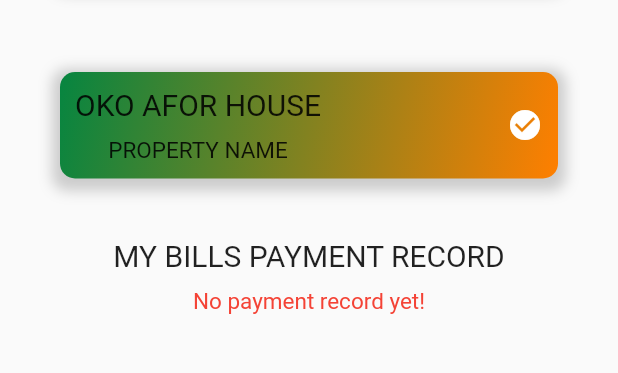
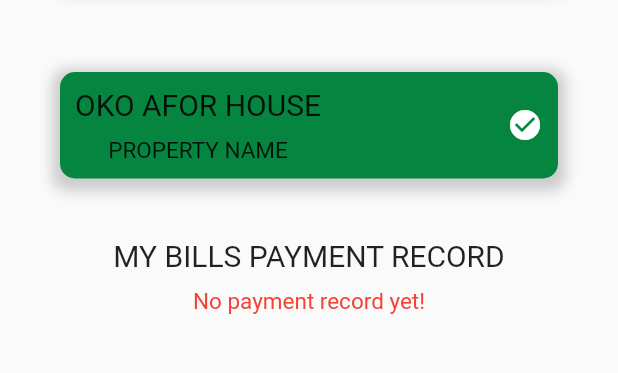
Before and after one commit to git-tolu/estpro, a Flutter app: the BillPay screen opened directly, in the side drawer, after a tap on "Welcome", on a phone screen of 412 x 824 dp, the part 462-835 px from its top. Run offline on Flutter 3.47's test engine with Material 2 defaults, Android fonts, the phone set to English and light mode, and no system bars; our stand-ins replace gap, get, shared_preferences; accounts and stored records are empty.

Commit message:
call user data to the app e.g username ,addr

```diff
--- a/estpro/lib/login_page.dart
+++ b/estpro/lib/login_page.dart
@@ -54,6 +54,7 @@ class _LoginPageState extends State<LoginPage> {
       if (responseData['status'] == 200) {
         prefs.setString('user_name', responseData['fullname']);
         prefs.setString('user_id', responseData['user_id']);
+        prefs.setString('paddress', responseData['paddress']);
         prefs.setString('email', responseData['email']);
 
         // ignore: use_build_context_synchronously
--- a/estpro/lib/screens/bill_pay.dart
+++ b/estpro/lib/screens/bill_pay.dart
@@ -62,11 +62,13 @@ class _BillPayState extends State<BillPay> {
             Container(
               padding: const EdgeInsets.all(10),
               decoration: BoxDecoration(
-                gradient: LinearGradient(
-                  colors: Styles.bgColor,
-                  begin: Alignment.topLeft,
-                  end: Alignment.bottomRight,
-                ),
+              color: Styles.bgColor,
+
+                // gradient: LinearGradient(
+                //   colors: Styles.bgColor,
+                //   begin: Alignment.topLeft,
+                //   end: Alignment.bottomRight,
+                // ),
                 borderRadius: BorderRadius.circular(10.0),
                 boxShadow: [
                   BoxShadow(
--- a/estpro/lib/utils/appStyle.dart
+++ b/estpro/lib/utils/appStyle.dart
@@ -4,7 +4,9 @@ import 'package:flutter/widgets.dart';
 class Styles {
   static Color white =  Colors.white;
   static Color black =  Colors.black;
-  static List<Color> bgColor =  [Color(0xFF068540), Color(0xFFFFF7F00)];
+  // static List<Color> bgColor =  [Color(0xFF068540), Color(0xFFFFF7F00)];
+  static Color  bgColor =  const Color(0xFF068540);
+  static Color  bgColor2 =  const  Color(0xFFFFF7F00);
   static Color shade = const Color.fromRGBO(0, 0, 0, 0.03);
   static get isDarkMode => null;
 }
--- a/estpro/lib/widgets/appbar.dart
+++ b/estpro/lib/widgets/appbar.dart
@@ -14,19 +14,21 @@ class Appbar extends StatefulWidget {
 }
 
 class _AppbarState extends State<Appbar> {
-  String userName = '';
-
   @override
   void initState() {
     super.initState();
     _loadDataFromSession();
   }
 
+  String email = '';
+  String userName = '';
   void _loadDataFromSession() async {
     SharedPreferences prefs = await SharedPreferences.getInstance();
-    String name = prefs.getString('user_name') ?? '';
+    String emailinit = prefs.getString('email') ?? '';
+    String userNameint = prefs.getString('user_name') ?? '';
     setState(() {
-      userName = name;
+      email = emailinit;
+      userName = userNameint;
     });
   }
 
@@ -41,7 +43,7 @@ class _AppbarState extends State<Appbar> {
         Column(
           children: [
             InkWell(
-              child:  Column(
+              child: Column(
                 children: [
                   const Text(
                     'Welcome',
@@ -50,9 +52,8 @@ class _AppbarState extends State<Appbar> {
                     ),
                   ),
                   Text(
-                    '$userName',
+                    userName.toUpperCase(),
                   ),
-
                 ],
               ),
               onTap: () {
@@ -65,20 +66,20 @@ class _AppbarState extends State<Appbar> {
                         // padding: EdgeInsets.only(
                         //   left: 40,
                         // ),
-                        child: const UserAccountsDrawerHeader(
+                        child:  UserAccountsDrawerHeader(
                           accountName: Text(
-                            'Flutter Dev',
-                            style: TextStyle(
+                            userName.toUpperCase(),
+                            style: const TextStyle(
                               color: Colors.black,
                             ),
                           ),
                           accountEmail: Text(
-                            'flutter.dev@example.com',
-                            style: TextStyle(
+                            email.toUpperCase(),
+                            style: const TextStyle(
                               color: Colors.black,
                             ),
                           ),
-                          decoration: BoxDecoration(
+                          decoration: const BoxDecoration(
                             // gradient: LinearGradient(
                             //   begin: Alignment.topLeft,
                             //   end: Alignment.bottomRight,
@@ -89,11 +90,11 @@ class _AppbarState extends State<Appbar> {
                             // ),
                             color: Colors.transparent,
                           ),
-                          currentAccountPicture: CircleAvatar(
+                          currentAccountPicture:  CircleAvatar(
                             backgroundColor: Colors.black,
                             child: Text(
-                              'F',
-                              style: TextStyle(
+                              userName[0].toUpperCase(),
+                              style: const TextStyle(
                                 fontSize: 40.0,
                                 color: Colors.white,
                               ),
--- a/estpro/lib/widgets/sidebar.dart
+++ b/estpro/lib/widgets/sidebar.dart
@@ -12,7 +12,7 @@ import 'package:flutter/src/widgets/placeholder.dart';
 import 'package:gap/gap.dart';
 import '../icons/my_flutter_app_icons.dart';
 import 'package:shared_preferences/shared_preferences.dart';
-import 'package:text_tools/text_tools.dart';
+import 'package:intl/intl.dart';
 
 class Sidebar extends StatefulWidget {
   const Sidebar({super.key});
@@ -42,16 +42,18 @@ class _SidebarState extends State<Sidebar> {
   }
 
   Widget build(BuildContext context) {
+
     return Container(
       decoration: BoxDecoration(
-        gradient: LinearGradient(
-          begin: Alignment.topLeft,
-          end: Alignment.bottomRight,
-          colors: Styles.bgColor,
-          stops: const [0.0, 1.0],
-          tileMode: TileMode.repeated,
-          transform: const GradientRotation(45 * pi / 180),
-        ),
+        color: Styles.bgColor,
+        // gradient: LinearGradient(
+        //   begin: Alignment.topLeft,
+        //   end: Alignment.bottomRight,
+        //   colors: Styles.bgColor,
+        //   stops: const [0.0, 1.0],
+        //   tileMode: TileMode.repeated,
+        //   transform: const GradientRotation(45 * pi / 180),
+        // ),
       ),
       child: ListView(
         children: <Widget>[
@@ -60,24 +62,24 @@ class _SidebarState extends State<Sidebar> {
               email.toUpperCase(),
             ),
             accountEmail: Text(
-              // userName,
-              TextTools.toUppercaseAnyLetter(text: userName),
+              userName.toUpperCase(),
             ),
             decoration: BoxDecoration(
-              gradient: LinearGradient(
-                begin: Alignment.topLeft,
-                end: Alignment.bottomRight,
-                colors: Styles.bgColor,
-                stops: const [0.0, 1.0],
-                tileMode: TileMode.repeated,
-                transform: const GradientRotation(45 * pi / 180),
-              ),
+              color: Styles.bgColor2,
+              // gradient: LinearGradient(
+              //   begin: Alignment.topLeft,
+              //   end: Alignment.bottomRight,
+              //   colors: Styles.bgColor,
+              //   stops: const [0.0, 1.0],
+              //   tileMode: TileMode.repeated,
+              //   transform: const GradientRotation(45 * pi / 180),
+              // ),
             ),
-            currentAccountPicture: const CircleAvatar(
+            currentAccountPicture:  CircleAvatar(
               backgroundColor: Colors.white,
               child: Text(
-                'F',
-                style: TextStyle(
+                userName[0].toUpperCase(),
+                style: const TextStyle(
                   fontSize: 40.0,
                   color: Colors.black,
                 ),
--- a/estpro/pubspec.yaml
+++ b/estpro/pubspec.yaml
@@ -40,7 +40,8 @@ dependencies:
   js: ^0.6.2
   http: ^0.13.3
   shared_preferences: ^2.0.18
-  text_tools: ^0.0.2
+  intl: ^0.18.0
+
 dev_dependencies:
   flutter_test:
     sdk: flutter
```
Also changed, not shown: estpro/lib/dashboard.dart (+68 -33 lines), estpro/lib/screens/property.dart (+22 -16 lines), estpro/lib/screens/rent_payment.dart (+8 -6 lines), estpro/pubspec.lock.
